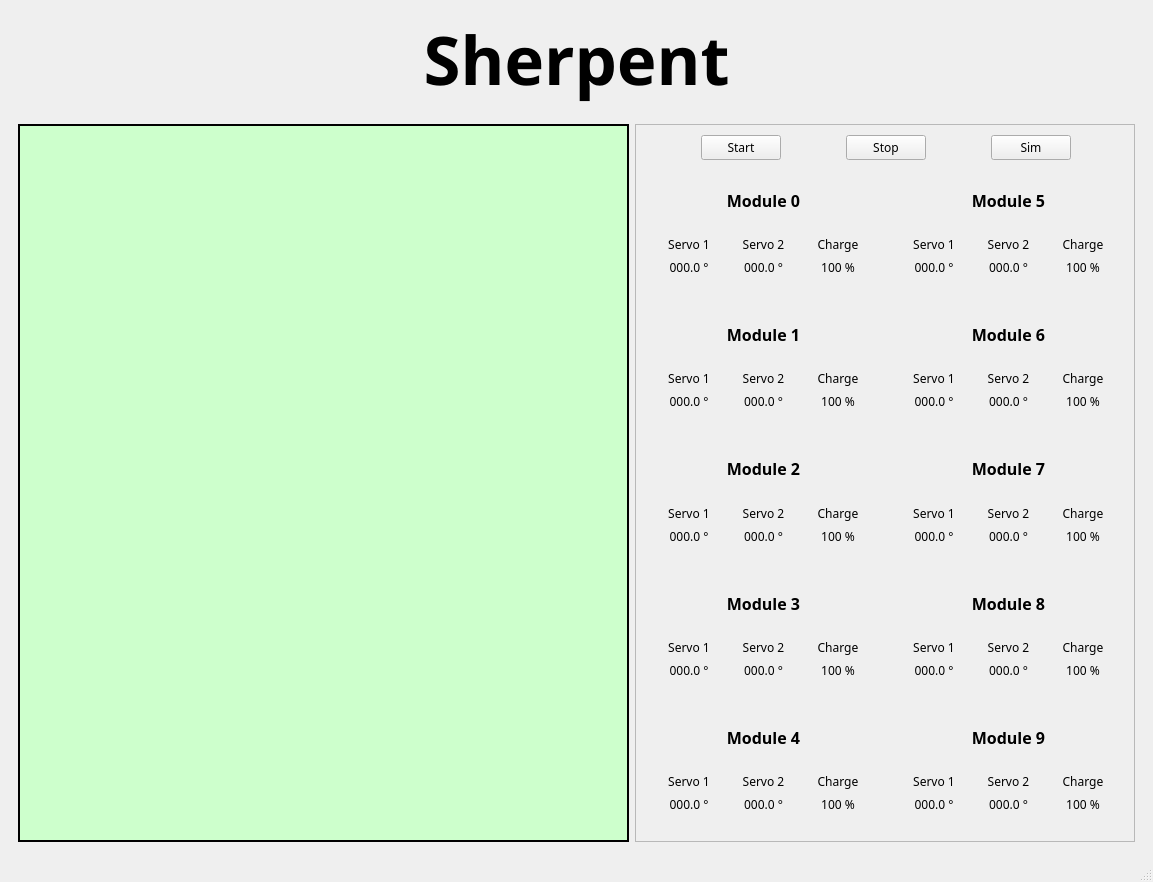
Before: the Qt Designer form code/UI_Python/UI_Sherpent/UI_SherpentV4.ui in Sherpent/sherpent, drawn with Qt 5.
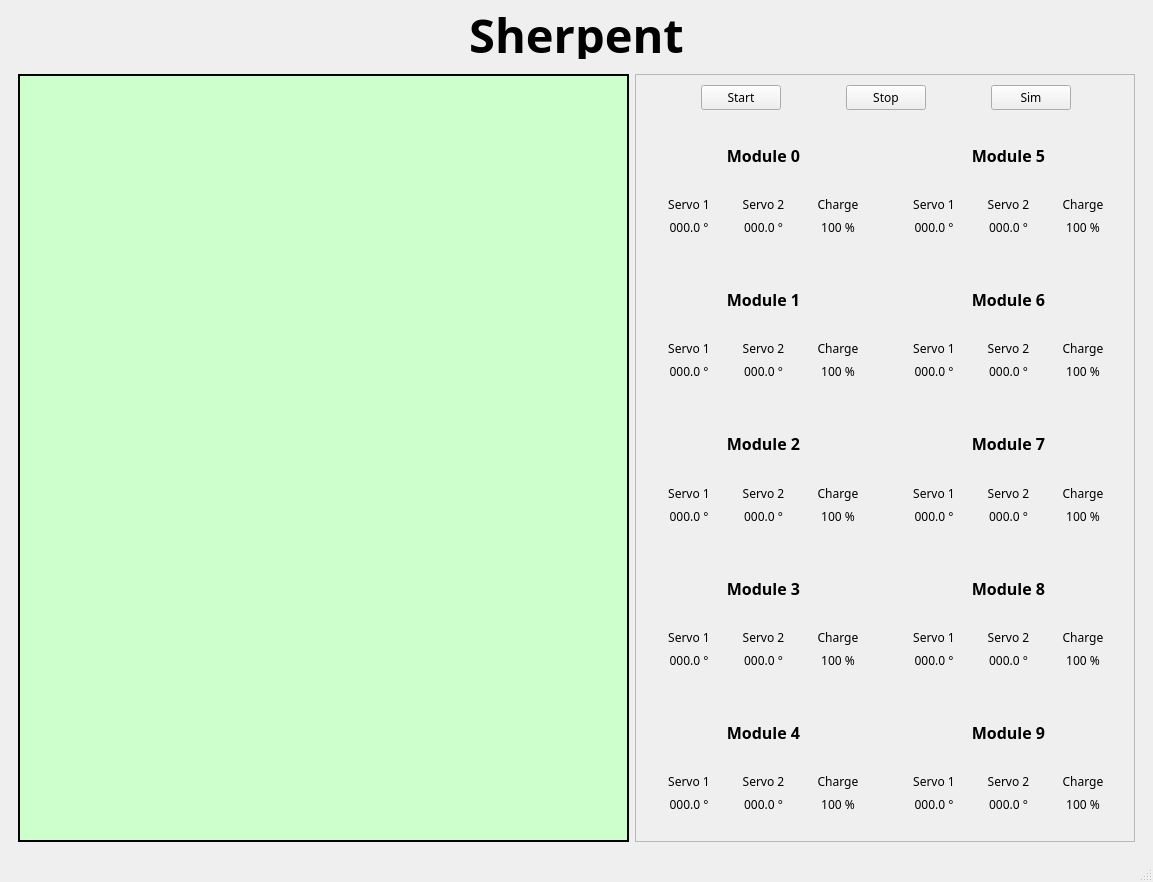
After: the same form once the commit is applied.

```diff
--- a/code/UI_Python/UI_Sherpent/UI_SherpentV4.ui
+++ b/code/UI_Python/UI_Sherpent/UI_SherpentV4.ui
@@ -20,13 +20,13 @@
       <property name="maximumSize">
        <size>
         <width>16777215</width>
-        <height>100</height>
+        <height>50</height>
        </size>
       </property>
       <property name="font">
        <font>
         <family>Rubik</family>
-        <pointsize>50</pointsize>
+        <pointsize>35</pointsize>
         <weight>75</weight>
         <bold>true</bold>
        </font>
```
